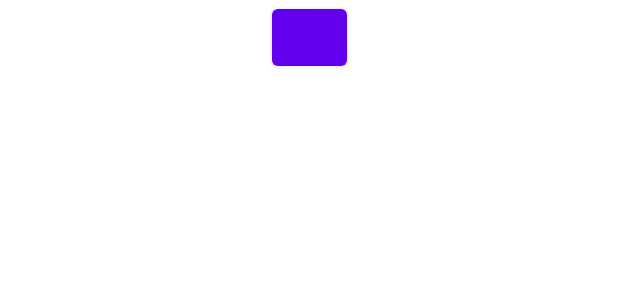
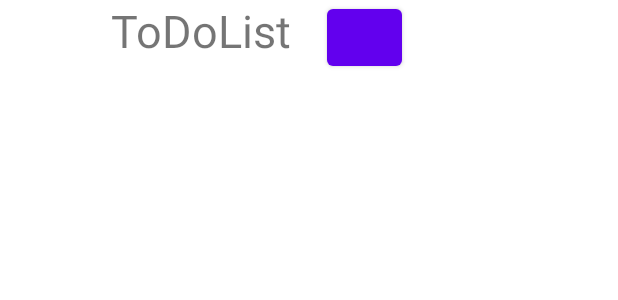
Before and after one commit to YlianF/ToDoList, an Android app: the layout activity_main.xml on its own in the app's theme, with its tools: preview values and no code run, on a phone screen of 412 x 824 dp. Shown: the top 300 px of the screen. Run offline under Robolectric (Android 15) with nearby library versions, the phone set to English and light mode, and no system bars.

Commit message:
ajout titre

```diff
--- a/app/src/main/res/layout/activity_main.xml
+++ b/app/src/main/res/layout/activity_main.xml
@@ -6,24 +6,24 @@
     android:layout_height="match_parent"
     tools:context=".MainActivity">
 
+    <TextView
+        android:id="@+id/textView"
+        android:layout_width="wrap_content"
+        android:layout_height="wrap_content"
+        android:text="ToDoList"
+        android:textSize="30dp"
+        app:layout_constraintEnd_toEndOf="@id/addButton"
+        app:layout_constraintStart_toStartOf="parent"
+        app:layout_constraintTop_toTopOf="parent" />
+
     <Button
         android:id="@+id/addButton"
         android:layout_width="50dp"
         android:layout_height="50dp"
+
+        app:layout_constraintStart_toStartOf="@id/textView"
         app:layout_constraintEnd_toEndOf="parent"
-        app:layout_constraintStart_toStartOf="parent"
-        tools:layout_editor_absoluteY="49dp"
-        tools:ignore="MissingConstraints" />
+        app:layout_constraintTop_toTopOf="parent" />
 
-    <ScrollView
-        android:id="@+id/scrollView2"
-        android:layout_width="match_parent"
-        android:layout_height="match_parent">
-
-        <ListView
-            android:layout_width="match_parent"
-            android:layout_height="match_parent" />
-
-    </ScrollView>
 
 </androidx.constraintlayout.widget.ConstraintLayout>
--- a/app/src/main/res/values-night/themes.xml
+++ b/app/src/main/res/values-night/themes.xml
@@ -1,6 +1,6 @@
 <resources xmlns:tools="http://schemas.android.com/tools">
     <!-- Base application theme. -->
-    <style name="Theme.TodoList" parent="Theme.MaterialComponents.DayNight.DarkActionBar">
+    <style name="Theme.TodoList" parent="Theme.MaterialComponents.DayNight.NoActionBar">
         <!-- Primary brand color. -->
         <item name="colorPrimary">@color/purple_200</item>
         <item name="colorPrimaryVariant">@color/purple_700</item>
--- a/app/src/main/res/values/themes.xml
+++ b/app/src/main/res/values/themes.xml
@@ -1,6 +1,6 @@
 <resources xmlns:tools="http://schemas.android.com/tools">
     <!-- Base application theme. -->
-    <style name="Theme.TodoList" parent="Theme.MaterialComponents.DayNight.DarkActionBar">
+    <style name="Theme.TodoList" parent="Theme.MaterialComponents.DayNight.NoActionBar">
         <!-- Primary brand color. -->
         <item name="colorPrimary">@color/purple_500</item>
         <item name="colorPrimaryVariant">@color/purple_700</item>
```
